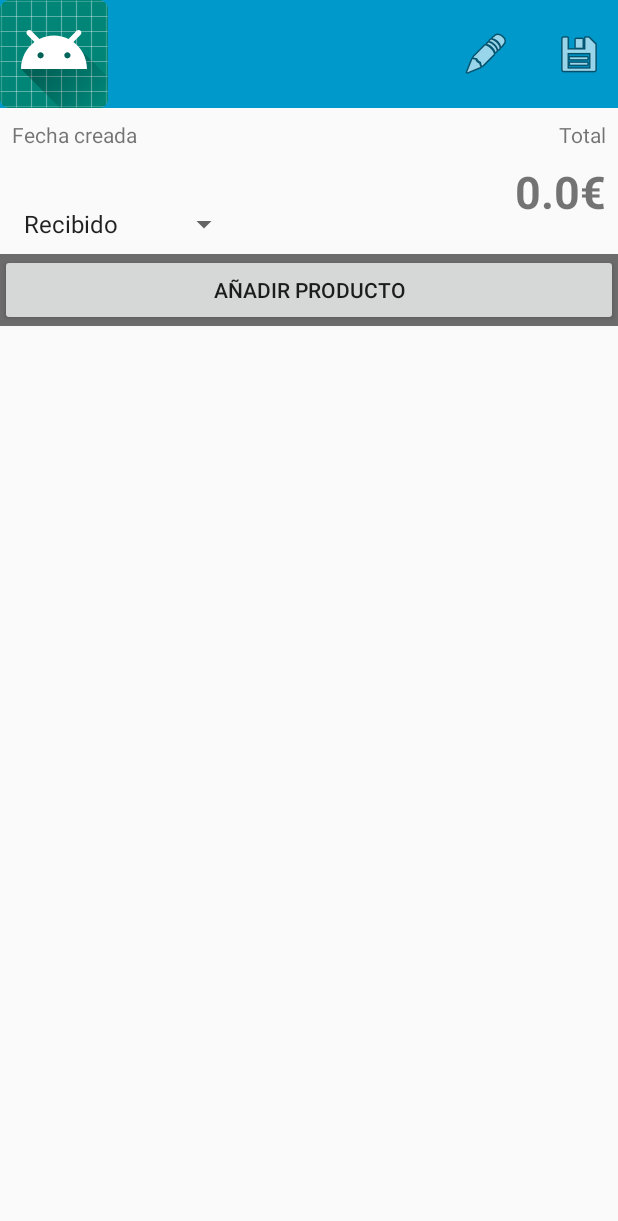
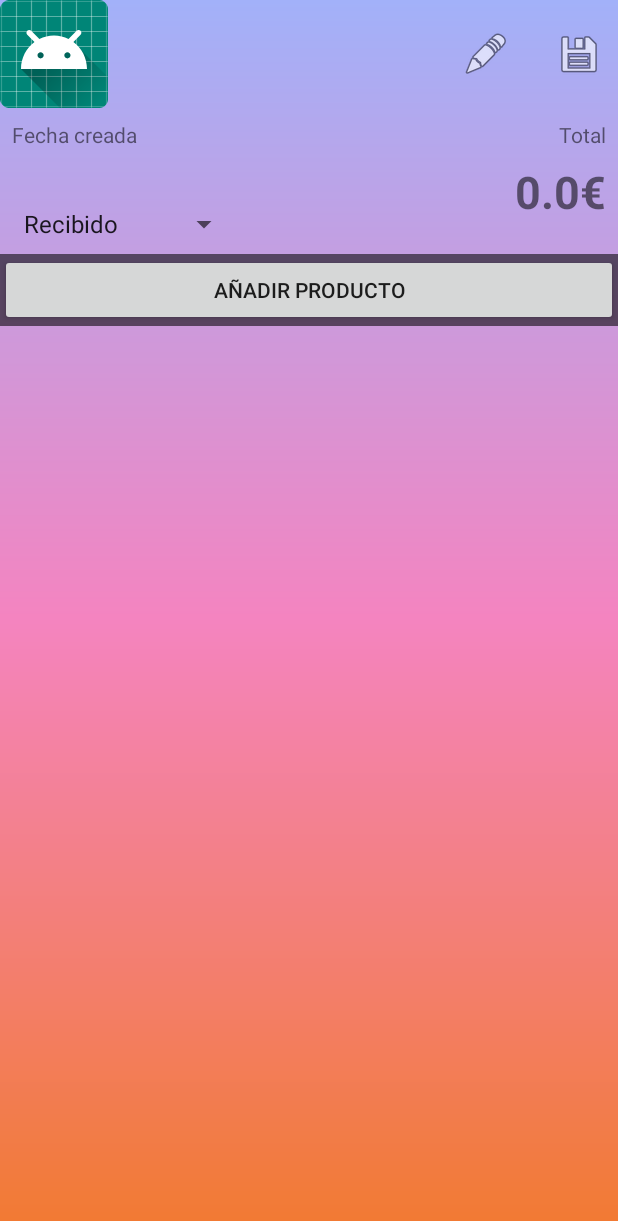
Before and after one commit to 093Mike/ProyectDamfinal, an Android app: the Activity_ModPedido screen opened directly, with no data from a screen before it, on a phone screen of 412 x 824 dp. Shown: the top 1221 px of the screen. Run offline under Robolectric (Android 15) with nearby library versions, the phone set to English and light mode, and no system bars; our stand-ins replace Firebase (no records; nobody signed in at launch, a user with empty details on screens opened directly); 8 statements that could not run were skipped.

Commit message:
Commit Miguel

```diff
--- a/app/src/main/res/layout/activity_add_producto.xml
+++ b/app/src/main/res/layout/activity_add_producto.xml
@@ -37,7 +37,7 @@
                 android:layout_height="wrap_content"
                 android:layout_marginTop="32dp"
                 android:layout_marginEnd="8dp"
-                android:popupBackground="@color/ColorSpinner"
+                android:popupBackground="@color/ColorFrag"
 
                 android:layout_marginRight="8dp"
                 app:layout_constraintEnd_toEndOf="parent"
@@ -128,7 +128,7 @@
                 android:layout_width="180dp"
                 android:layout_height="25dp"
                 android:layout_marginStart="8dp"
-                android:popupBackground="@color/ColorSpinner"
+                android:popupBackground="@color/ColorFrag"
                 android:layout_marginLeft="8dp"
                 android:layout_marginTop="16dp"
                 app:layout_constraintStart_toStartOf="parent"
@@ -139,7 +139,7 @@
                 android:layout_width="180dp"
                 android:layout_height="24dp"
                 android:layout_marginTop="16dp"
-                android:popupBackground="@color/ColorSpinner"
+                android:popupBackground="@color/ColorFrag"
                 android:layout_marginEnd="8dp"
                 android:layout_marginRight="8dp"
                 app:layout_constraintEnd_toEndOf="parent"
--- a/app/src/main/res/layout/activity_incidencias.xml
+++ b/app/src/main/res/layout/activity_incidencias.xml
@@ -4,7 +4,7 @@
     xmlns:tools="http://schemas.android.com/tools"
     android:layout_width="match_parent"
     android:layout_height="wrap_content"
-    android:background="#ffdfcc"
+    android:background="@color/ColorFrag"
     tools:context=".Vista.Activity.Activity_AddIncidencia">
 
     <TextView
@@ -93,7 +93,7 @@
         android:layout_marginLeft="24dp"
         android:layout_marginTop="16dp"
         android:layout_marginEnd="24dp"
-        android:popupBackground="@color/ColorSpinner"
+        android:popupBackground="@color/ColorFrag"
         android:layout_marginRight="24dp"
         app:layout_constraintEnd_toEndOf="parent"
         app:layout_constraintStart_toStartOf="parent"
@@ -104,6 +104,7 @@
         android:layout_width="150dp"
         android:layout_height="wrap_content"
         android:layout_marginStart="24dp"
+        android:popupBackground="@color/ColorFrag"
         android:layout_marginLeft="24dp"
         android:layout_marginTop="16dp"
         app:layout_constraintStart_toStartOf="parent"
--- a/app/src/main/res/layout/activity_lista_productos.xml
+++ b/app/src/main/res/layout/activity_lista_productos.xml
@@ -4,6 +4,7 @@
     xmlns:tools="http://schemas.android.com/tools"
     android:layout_width="match_parent"
     android:layout_height="match_parent"
+    android:background="@drawable/deg_color"
     tools:context=".Vista.Activity.ListaProductos">
 
     <include layout="@layout/recyclerview_listaproductos" />
--- a/app/src/main/res/layout/activity_modpedido.xml
+++ b/app/src/main/res/layout/activity_modpedido.xml
@@ -3,6 +3,7 @@
     xmlns:android="http://schemas.android.com/apk/res/android"
     xmlns:app="http://schemas.android.com/apk/res-auto"
     xmlns:tools="http://schemas.android.com/tools"
+    android:background="@drawable/deg_color"
     android:layout_width="match_parent"
     android:layout_height="match_parent">
 
@@ -10,7 +11,7 @@
         android:id="@+id/linearLayout"
         android:layout_width="0dp"
         android:layout_height="wrap_content"
-        android:background="@android:color/holo_blue_dark"
+        android:background="@android:color/transparent"
         android:orientation="horizontal"
         app:layout_constraintEnd_toEndOf="parent"
         app:layout_constraintStart_toStartOf="parent"
@@ -30,6 +31,7 @@
             android:layout_weight="1"
             android:gravity="center|left"
             android:text="name"
+
             android:textColor="@color/cardview_light_background"
             android:textSize="14sp" />
 
@@ -165,6 +167,7 @@
         android:layout_marginStart="8dp"
         android:layout_marginLeft="8dp"
         android:layout_marginTop="8dp"
+        android:popupBackground="@color/ColorFrag"
         android:entries="@array/estados"
         android:spinnerMode="dialog"
         app:layout_constraintStart_toStartOf="parent"
--- a/app/src/main/res/layout/activity_nueva__categoria.xml
+++ b/app/src/main/res/layout/activity_nueva__categoria.xml
@@ -4,6 +4,7 @@
     xmlns:tools="http://schemas.android.com/tools"
     android:layout_width="match_parent"
     android:layout_height="match_parent"
+    android:background="@drawable/deg_color"
     tools:context=".Nueva_Categoria">
 
     <Button
--- a/app/src/main/res/layout/activity_olvidar.xml
+++ b/app/src/main/res/layout/activity_olvidar.xml
@@ -4,6 +4,7 @@
     xmlns:app="http://schemas.android.com/apk/res-auto"
     xmlns:tools="http://schemas.android.com/tools"
     android:layout_width="match_parent"
+    android:background="@drawable/deg_color"
     android:layout_height="match_parent">
 
     <EditText
--- a/app/src/main/res/layout/activity_ver_incidencias.xml
+++ b/app/src/main/res/layout/activity_ver_incidencias.xml
@@ -4,6 +4,7 @@
     xmlns:tools="http://schemas.android.com/tools"
     android:layout_width="match_parent"
     android:layout_height="match_parent"
+    android:background="@drawable/deg_color"
     tools:context=".Vista.Activity.Activity_VerIncidencias">
 
     <include layout="@layout/recyclerview_incidencias" />
--- a/app/src/main/res/layout/activity_verpedido.xml
+++ b/app/src/main/res/layout/activity_verpedido.xml
@@ -4,13 +4,14 @@
     xmlns:app="http://schemas.android.com/apk/res-auto"
     xmlns:tools="http://schemas.android.com/tools"
     android:layout_width="match_parent"
+    android:background="@drawable/deg_color"
     android:layout_height="match_parent">
 
     <LinearLayout
         android:id="@+id/linearLayout"
         android:layout_width="0dp"
         android:layout_height="wrap_content"
-        android:background="@android:color/holo_blue_dark"
+        android:background="@android:color/transparent"
         android:orientation="horizontal"
         app:layout_constraintEnd_toEndOf="parent"
         app:layout_constraintStart_toStartOf="parent"
--- a/app/src/main/res/layout/adapter_incidencia.xml
+++ b/app/src/main/res/layout/adapter_incidencia.xml
@@ -3,6 +3,7 @@
     xmlns:app="http://schemas.android.com/apk/res-auto"
     xmlns:tools="http://schemas.android.com/tools"
     android:layout_width="match_parent"
+    android:background="@color/ColorFrag"
     android:layout_height="wrap_content">
 
     <android.support.v7.widget.CardView
--- a/app/src/main/res/layout/alertdialog_numberpicker.xml
+++ b/app/src/main/res/layout/alertdialog_numberpicker.xml
@@ -1,6 +1,7 @@
 <RelativeLayout xmlns:android="http://schemas.android.com/apk/res/android"
     xmlns:app="http://schemas.android.com/apk/res-auto"
     android:layout_width="fill_parent"
+    android:background="@drawable/deg_color"
     android:layout_height="fill_parent">
 
     <NumberPicker
--- a/app/src/main/res/layout/categoria_adapter.xml
+++ b/app/src/main/res/layout/categoria_adapter.xml
@@ -4,6 +4,7 @@
     xmlns:app="http://schemas.android.com/apk/res-auto"
     xmlns:tools="http://schemas.android.com/tools"
     android:layout_width="match_parent"
+    android:background="@drawable/deg_color"
     android:layout_height="wrap_content">
 
     <ImageButton
--- a/app/src/main/res/layout/fragment_about_us.xml
+++ b/app/src/main/res/layout/fragment_about_us.xml
@@ -3,6 +3,7 @@
     xmlns:app="http://schemas.android.com/apk/res-auto"
     xmlns:tools="http://schemas.android.com/tools"
     android:layout_width="match_parent"
+    android:background="@drawable/deg_color"
     android:layout_height="match_parent">
 
     <android.support.constraint.ConstraintLayout
--- a/app/src/main/res/layout/recyclerview_listaproductos.xml
+++ b/app/src/main/res/layout/recyclerview_listaproductos.xml
@@ -4,6 +4,7 @@
     xmlns:app="http://schemas.android.com/apk/res-auto"
     xmlns:tools="http://schemas.android.com/tools"
     android:layout_width="match_parent"
+    android:background="@drawable/deg_color"
     android:layout_height="match_parent">
 
     <android.support.v7.widget.RecyclerView
--- a/app/src/main/res/values/colors.xml
+++ b/app/src/main/res/values/colors.xml
@@ -4,4 +4,5 @@
     <color name="colorPrimaryDark">#00574B</color>
     <color name="colorAccent">#D81B1B</color>
     <color name="ColorSpinner">#f4a16e</color>
+    <color name="ColorFrag">#ffdfcc</color>
 </resources>
```
